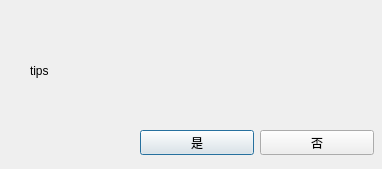
Old version of the form src/dialogmytip.ui in the repository cnldw/FinanceFileReader.
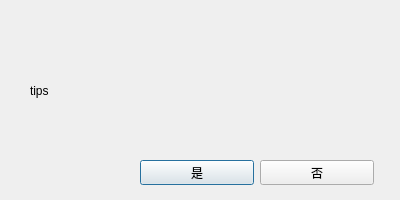
New version of the form.

Diff of the .ui file:
```diff
--- a/src/dialogmytip.ui
+++ b/src/dialogmytip.ui
@@ -6,20 +6,20 @@
    <rect>
     <x>0</x>
     <y>0</y>
-    <width>382</width>
-    <height>169</height>
+    <width>400</width>
+    <height>200</height>
    </rect>
   </property>
   <property name="minimumSize">
    <size>
-    <width>382</width>
-    <height>169</height>
+    <width>400</width>
+    <height>200</height>
    </size>
   </property>
   <property name="maximumSize">
    <size>
-    <width>382</width>
-    <height>169</height>
+    <width>400</width>
+    <height>200</height>
    </size>
   </property>
   <property name="windowTitle">
@@ -31,7 +31,7 @@
      <x>30</x>
      <y>40</y>
      <width>321</width>
-     <height>61</height>
+     <height>101</height>
     </rect>
    </property>
    <property name="text">
@@ -45,7 +45,7 @@
    <property name="geometry">
     <rect>
      <x>140</x>
-     <y>130</y>
+     <y>160</y>
      <width>114</width>
      <height>25</height>
     </rect>
@@ -58,7 +58,7 @@
    <property name="geometry">
     <rect>
      <x>260</x>
-     <y>130</y>
+     <y>160</y>
      <width>114</width>
      <height>25</height>
     </rect>
```
